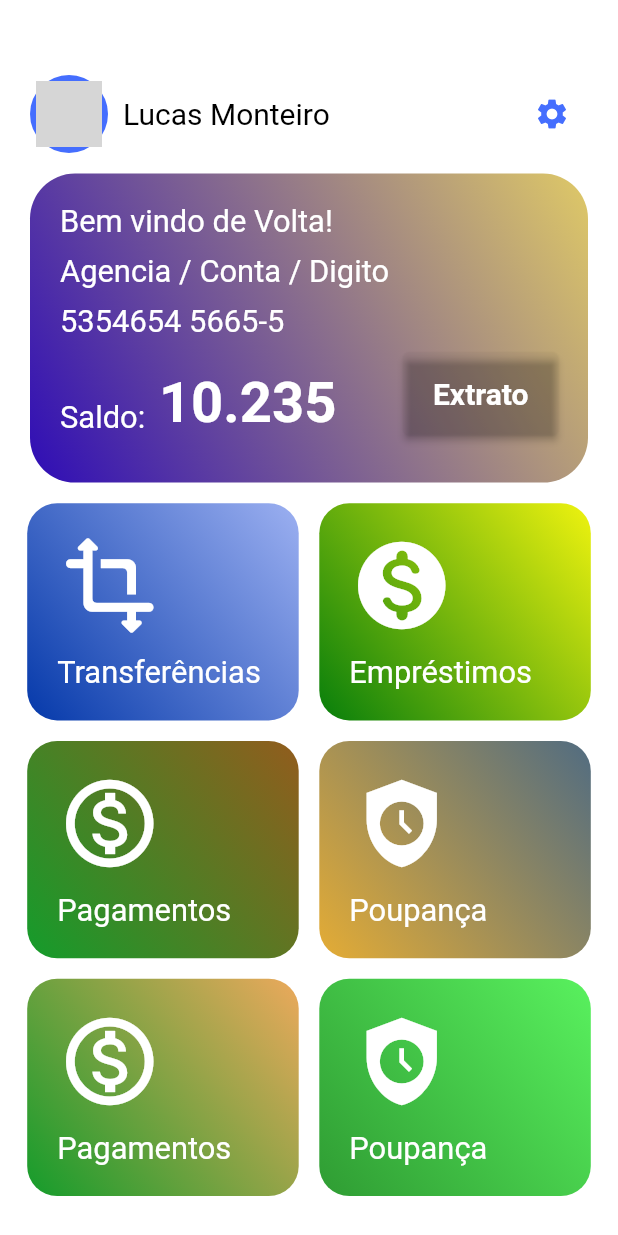
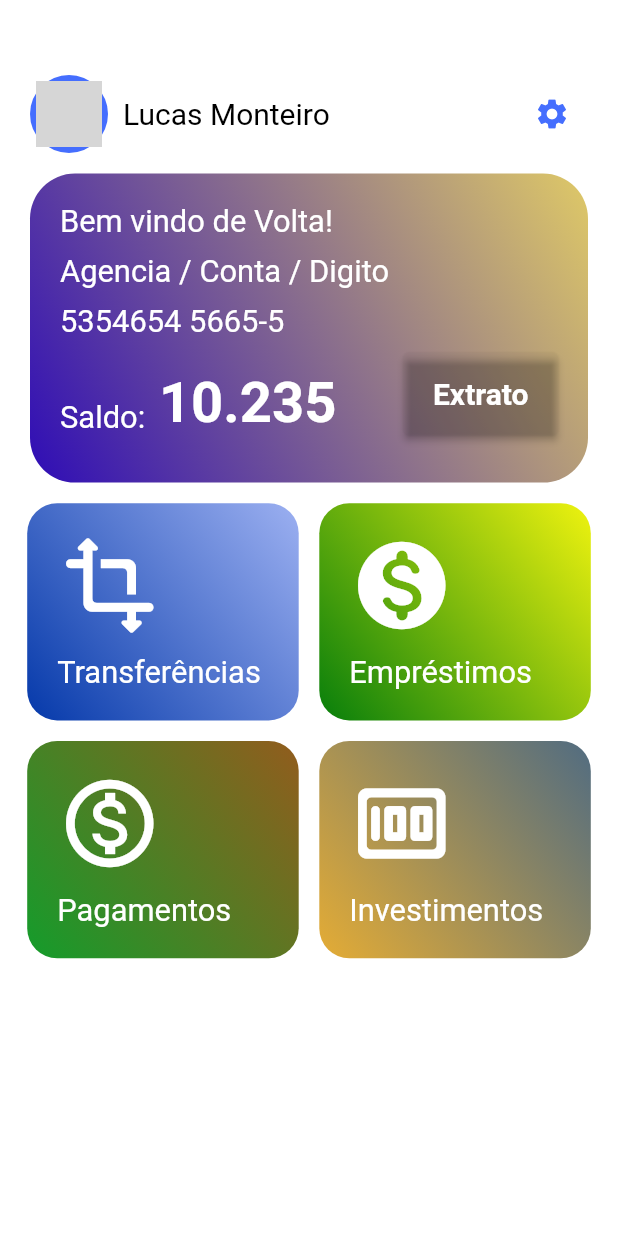
Before and after one commit to kelvinalmeida/oxe_backing, a Flutter app: the HomeScreen screen opened directly, on a phone screen of 412 x 824 dp. Run offline on Flutter 3.47's test engine with Material 2 defaults, Android fonts, the light colour scheme and no system bars; our stand-ins replace month_picker_dialog; missing offline and left inert: dart:ffi; network calls fail; grey boxes are pictures that could not be loaded.

Commit message:
investimento

```diff
--- a/lib/main.dart
+++ b/lib/main.dart
@@ -1,5 +1,5 @@
 import 'package:flutter/material.dart';
-import 'package:oxe_backing/screens/login.dart';
+import 'package:oxe_backing/screens/login-cadastro/login.dart';
 import 'package:http/http.dart' as http;
 import 'dart:convert' as convert;
 
--- a/lib/screens/HomeScreen.dart
+++ b/lib/screens/HomeScreen.dart
@@ -1,7 +1,8 @@
 import 'package:flutter/material.dart';
-import 'package:oxe_backing/screens/emprestimos.dart';
-import 'package:oxe_backing/screens/pagamento.dart';
-import 'package:oxe_backing/screens/transferencia.dart';
+import 'package:oxe_backing/screens/emprestimo/emprestimos.dart';
+import 'package:oxe_backing/screens/investimento/investimento.dart';
+import 'package:oxe_backing/screens/pagamento/pagamento.dart';
+import 'package:oxe_backing/screens/transferencia/transferencia.dart';
 import 'package:oxe_backing/widgets/appBarPhoto.dart';
 import 'package:oxe_backing/widgets/saldo.dart';
 import 'package:oxe_backing/widgets/servicos.dart';
@@ -66,36 +67,11 @@ class HomeScreen extends StatelessWidget {
                   width: spacoEntreServicos,
                 ),
                 const Servicos(
-                  nome: 'Poupança',
+                  nome: 'Investimentos',
                   color1: Color.fromARGB(255, 228, 172, 53),
                   color2: Color.fromARGB(255, 81, 108, 129),
-                  iconOfService: Icons.safety_check,
-                  screenTarget: Saldo(),
-                ),
-              ],
-            ),
-            SizedBox(
-              height: spacoEntreServicos,
-            ),
-            Row(
-              mainAxisSize: MainAxisSize.min,
-              children: [
-                const Servicos(
-                  nome: 'Pagamentos',
-                  color1: Color.fromARGB(255, 20, 156, 43),
-                  color2: Color.fromARGB(255, 236, 169, 92),
-                  iconOfService: Icons.monetization_on_outlined,
-                  screenTarget: Pagamento(),
-                ),
-                SizedBox(
-                  width: spacoEntreServicos,
-                ),
-                const Servicos(
-                  nome: 'Poupança',
-                  color1: Color.fromARGB(255, 47, 156, 51),
-                  color2: Color.fromARGB(255, 89, 241, 94),
-                  iconOfService: Icons.safety_check,
-                  screenTarget: Saldo(),
+                  iconOfService: Icons.money_rounded,
+                  screenTarget: Investimento(),
                 ),
               ],
             ),
--- a/lib/screens/emprestimos.dart
+++ b/lib/screens/emprestimo/emprestimos.dart
@@ -1,7 +1,7 @@
 import 'package:flutter/material.dart';
-import 'package:oxe_backing/screens/verPacelas.dart';
-import 'package:oxe_backing/screens/simular_emprestimo.dart';
-import 'package:oxe_backing/screens/solicitar_renegocioacao.dart';
+import 'package:oxe_backing/screens/emprestimo/verPacelas.dart';
+import 'package:oxe_backing/screens/emprestimo/simular_emprestimo.dart';
+import 'package:oxe_backing/screens/emprestimo/solicitar_renegocioacao.dart';
 import 'package:oxe_backing/widgets/iconesWidget.dart';
 
 class Emprestimo extends StatelessWidget {
--- a/lib/screens/verPacelas.dart
+++ b/lib/screens/emprestimo/verPacelas.dart
@@ -58,7 +58,7 @@ class VerParcelas extends StatelessWidget {
 
     return Scaffold(
       appBar: AppBar(
-        title: const Text('Emprestimo do Usuário'),
+        title: const Text('Parcelas do Emprestimo'),
         elevation: 0,
         foregroundColor: Colors.black,
         backgroundColor: Colors.white,
--- a/lib/screens/login.dart
+++ b/lib/screens/login-cadastro/login.dart
@@ -1,6 +1,6 @@
 import 'package:flutter/material.dart';
 import 'package:oxe_backing/screens/HomeScreen.dart';
-import 'package:oxe_backing/screens/cadastro.dart';
+import 'package:oxe_backing/screens/login-cadastro/cadastro.dart';
 
 class Login extends StatefulWidget {
   const Login({super.key});
--- a/lib/screens/pagamento.dart
+++ b/lib/screens/pagamento/pagamento.dart
@@ -1,6 +1,6 @@
 import 'package:flutter/material.dart';
-import 'package:oxe_backing/screens/gerar_boleto.dart';
-import 'package:oxe_backing/screens/pagar_por_boleto.dart';
+import 'package:oxe_backing/screens/pagamento/gerar_boleto.dart';
+import 'package:oxe_backing/screens/pagamento/pagar_por_boleto.dart';
 import 'package:oxe_backing/widgets/iconesWidget.dart';
 
 class Pagamento extends StatelessWidget {
--- a/lib/screens/transferencia.dart
+++ b/lib/screens/transferencia/transferencia.dart
@@ -1,7 +1,7 @@
 import 'package:flutter/material.dart';
-import 'package:oxe_backing/screens/docs.dart';
+import 'package:oxe_backing/screens/transferencia/docs.dart';
 import 'package:oxe_backing/widgets/iconesWidget.dart';
-import 'package:oxe_backing/screens/pix.dart';
+import 'package:oxe_backing/screens/transferencia/pix.dart';
 
 class Transferencia extends StatelessWidget {
   const Transferencia({super.key});
--- a/lib/widgets/saldo.dart
+++ b/lib/widgets/saldo.dart
@@ -1,5 +1,5 @@
 import 'package:flutter/material.dart';
-import 'package:oxe_backing/screens/extrato.dart';
+import 'package:oxe_backing/screens/extrato/extrato.dart';
 
 class Saldo extends StatelessWidget {
   const Saldo({super.key});
```
Also changed, not shown: lib/screens/emprestimo/simular_emprestimo.dart (renamed from lib/screens/simular_emprestimo.dart, +7 -2 lines), lib/screens/emprestimo/solicitar_renegocioacao.dart (added, +57 -0 lines), lib/screens/investimento/investimento.dart (added, +68 -0 lines), lib/screens/pagamento/pagar_por_boleto.dart (renamed from lib/screens/pagar_por_boleto.dart, +40 -13 lines), lib/screens/solicitar_renegocioacao.dart (deleted, +0 -10 lines), lib/screens/extrato/extrato.dart (renamed from lib/screens/extrato.dart), lib/screens/login-cadastro/cadastro.dart (renamed from lib/screens/cadastro.dart), lib/screens/pagamento/agendar_boleto.dart (added), lib/screens/pagamento/gerar_boleto.dart (renamed from lib/screens/gerar_boleto.dart), lib/screens/transferencia/docs.dart (renamed from lib/screens/docs.dart), lib/screens/transferencia/pix.dart (renamed from lib/screens/pix.dart).
